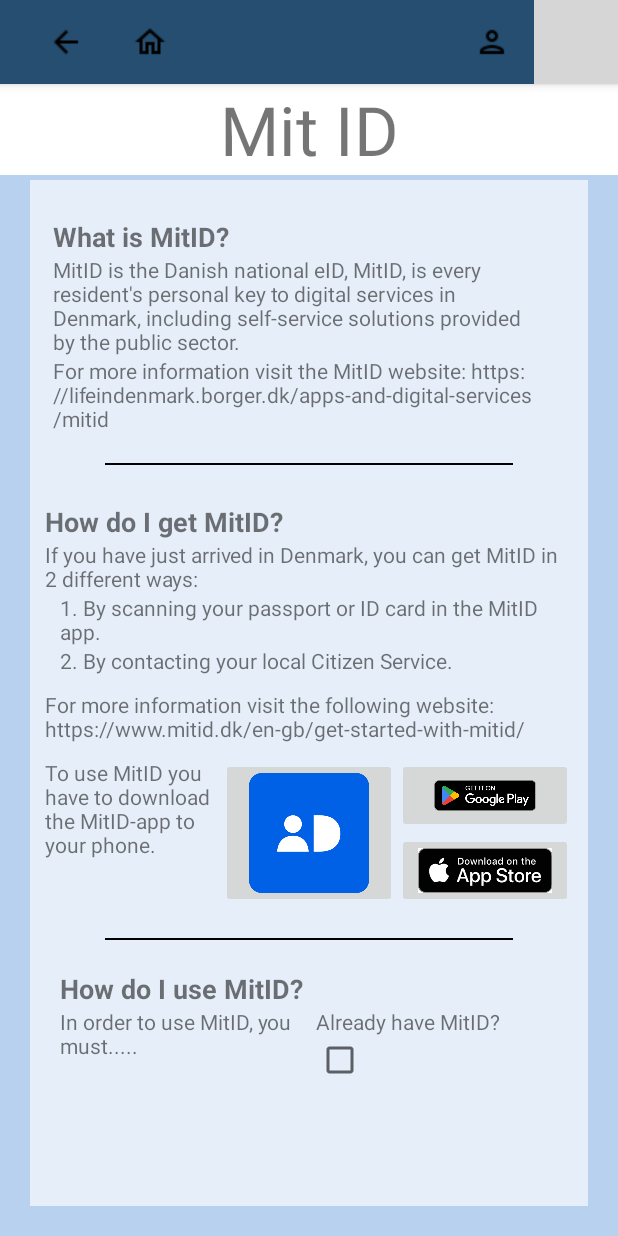
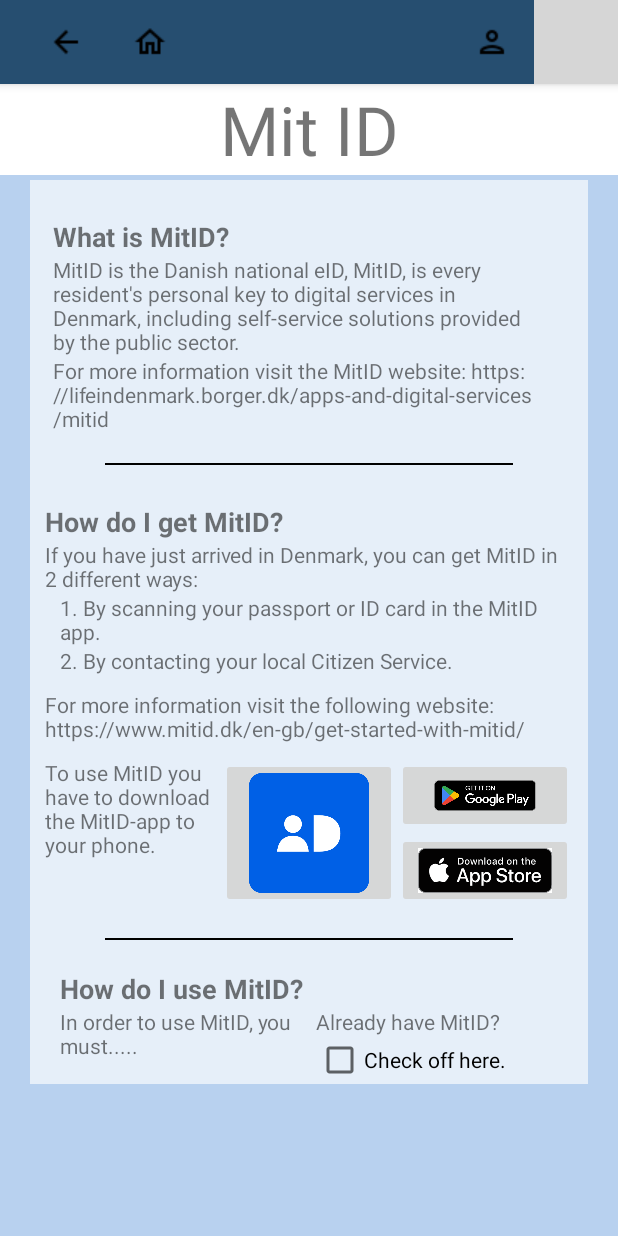
Before and after one commit to m-kudahl/p8group1, an Android app: the MitIDpage screen opened directly, with no data from a screen before it, on a phone screen of 412 x 824 dp. Run offline under Robolectric (Android 15) with nearby library versions, the phone set to English and light mode, and no system bars; grey boxes are pictures that could not be loaded.

Commit message:
Update activity_mit_idpage.xml

```diff
--- a/app/src/main/res/layout/activity_mit_idpage.xml
+++ b/app/src/main/res/layout/activity_mit_idpage.xml
@@ -67,6 +67,11 @@
         app:layout_constraintTop_toBottomOf="@id/my_toolbar"
         app:layout_constraintEnd_toStartOf="@id/contentLayout"
         app:layout_constraintEnd_toEndOf="parent"/>
+    <ScrollView
+        android:id="@+id/scrollView"
+        android:layout_width="match_parent"
+        android:layout_height="wrap_content"
+        android:fillViewport="true">
 
         <LinearLayout
             android:id="@+id/contentLayout"
@@ -292,7 +297,7 @@
                                         android:layout_width="match_parent"
                                         android:layout_height="wrap_content"
                                         android:layout_weight="1"
-                                    android:scaleType="centerInside"
+                                        android:text="Check off here."
                                         android:src="@drawable/getonapplestore" />
                                 </TableRow>
                             </TableLayout>
@@ -301,4 +306,5 @@
                 </LinearLayout>
             </LinearLayout>
         </LinearLayout>
+    </ScrollView>
 </androidx.constraintlayout.widget.ConstraintLayout>
```
Lines whose indentation alone changed are shown as unchanged.
